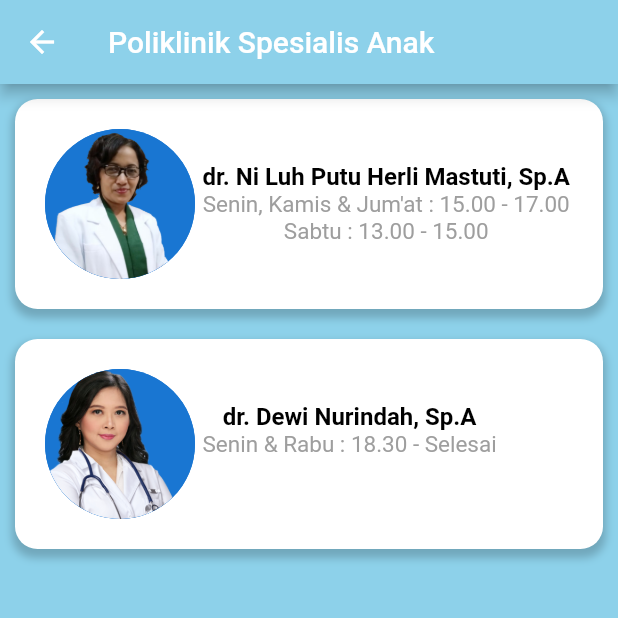
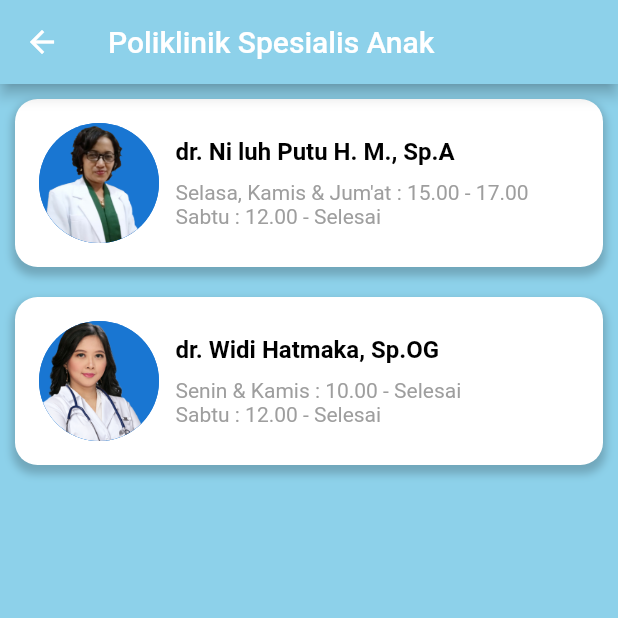
Before and after one commit to rizkytsun/rsumitradelima, a Flutter app: the JadwalAnak screen opened directly, on a phone screen of 412 x 824 dp, the top half of it. Run offline on Flutter 3.47's test engine with Material 2 defaults, Android fonts, the light colour scheme and no system bars; our stand-ins replace flutter_icons, flutter_svg, font_awesome_flutter, google_nav_bar, line_awesome_icons, line_icons; project files that could hold a hidden picture were left out.

Commit message:
Update f9d185ae3a199e22d5ffabeb3c493403.jpg, jadwalAnak.dart, and jadwalKandungan.dart

```diff
--- a/lib/page/jadwaldokter/jadwalAnak.dart
+++ b/lib/page/jadwaldokter/jadwalAnak.dart
@@ -4,7 +4,7 @@ import 'package:rsumitradelima/page/daftar_poli.dart';
 
 void main() {
   runApp(new MaterialApp(
-    title: "jadwalAnak",
+    title: "jadwalKandungan",
     home: new JadwalAnak(),
   ));
 }
@@ -27,15 +27,19 @@ class _JadwalAnakState extends State<JadwalAnak> {
         children: <Widget>[
           ListDokter(
             gambar: "assets/dokter/niluh.png",
-            nama: "dr. Ni Luh Putu Herli Mastuti, Sp.A",
-            jadwal: "Senin, Kamis & Jum'at : 15.00 - 17.00",
-            jadwal2: "Sabtu : 13.00 - 15.00",
+            nama: "dr. Ni luh Putu H. M., Sp.A",
+            jadwal: "Selasa, Kamis & Jum'at",
+            jadwala: " : 15.00 - 17.00",
+            jadwal2: "Sabtu",
+            jadwal2a: " : 12.00 - Selesai",
           ),
           ListDokter(
             gambar: "assets/dokter/dewi.png",
-            nama: "dr. Dewi Nurindah, Sp.A",
-            jadwal: "Senin & Rabu : 18.30 - Selesai",
-            jadwal2: "",
+            nama: "dr. Widi Hatmaka, Sp.OG",
+            jadwal: "Senin & Kamis",
+            jadwala: " : 10.00 - Selesai",
+            jadwal2: "Sabtu",
+            jadwal2a: " : 12.00 - Selesai",
           ),
         ],
       ),
@@ -44,12 +48,20 @@ class _JadwalAnakState extends State<JadwalAnak> {
 }
 
 class ListDokter extends StatelessWidget {
-  ListDokter({this.gambar, this.nama, this.jadwal, this.jadwal2});
+  ListDokter(
+      {this.gambar,
+      this.nama,
+      this.jadwal,
+      this.jadwala,
+      this.jadwal2,
+      this.jadwal2a});
 
   final String gambar;
   final String nama;
   final String jadwal;
+  final String jadwala;
   final String jadwal2;
+  final String jadwal2a;
 
   @override
   Widget build(BuildContext context) {
@@ -68,22 +80,24 @@ class ListDokter extends StatelessWidget {
                 offset: Offset(0, 4),
               )
             ]),
-        child: new Center(
         child: new Row(
+          mainAxisSize: MainAxisSize.max,
           children: <Widget>[
             Padding(
-                padding: const EdgeInsets.all(5.0),
+              padding: const EdgeInsets.all(1.0),
               child: CircleAvatar(
-                  radius: 50,
+                radius: 40,
                 child: CircleAvatar(
-                    radius: 50,
+                  radius: 40,
                   backgroundImage: AssetImage(gambar),
                 ),
               ),
             ),
-              new Container(
-                child: new Center(
+            Padding(
+              padding: const EdgeInsets.all(10.0),
               child: new Column(
+                crossAxisAlignment: CrossAxisAlignment.start,
+                mainAxisAlignment: MainAxisAlignment.spaceBetween,
                 children: <Widget>[
                   new Text(
                     nama,
@@ -92,24 +106,47 @@ class ListDokter extends StatelessWidget {
                         fontWeight: FontWeight.bold,
                         color: Colors.black),
                   ),
+                  SizedBox(
+                    height: 10,
+                  ),
+                  Row(
+                    crossAxisAlignment: CrossAxisAlignment.start,
+                    mainAxisAlignment: MainAxisAlignment.spaceBetween,
+                    mainAxisSize: MainAxisSize.max,
+                    children: <Widget>[
                       new Text(
                         jadwal,
                         style:
-                            new TextStyle(fontSize: 15.0, color: Colors.grey),
+                            new TextStyle(fontSize: 14.0, color: Colors.grey),
                       ),
+                      // Expanded(),
+                      new Text(
+                        jadwala,
+                        style: TextStyle(fontSize: 14.0, color: Colors.grey),
+                      )
+                    ],
+                  ),
+                  Row(
+                    crossAxisAlignment: CrossAxisAlignment.start,
+                    mainAxisAlignment: MainAxisAlignment.spaceBetween,
+                    children: <Widget>[
                       new Text(
                         jadwal2,
                         style:
-                            new TextStyle(fontSize: 15.0, color: Colors.grey),
+                            new TextStyle(fontSize: 14.0, color: Colors.grey),
+                      ),
+                      new Text(
+                        jadwal2a,
+                        style: TextStyle(fontSize: 14.0, color: Colors.grey),
+                      )
+                    ],
                   ),
                 ],
-                  ),
               ),
             ),
           ],
         ),
       ),
-      ),
     );
   }
 }
```
Also changed, not shown: lib/page/jadwaldokter/jadwalKandungan.dart (+11 -7 lines), assets/dokter/f9d185ae3a199e22d5ffabeb3c493403.jpg (added). Lines whose indentation alone changed are shown as unchanged.
